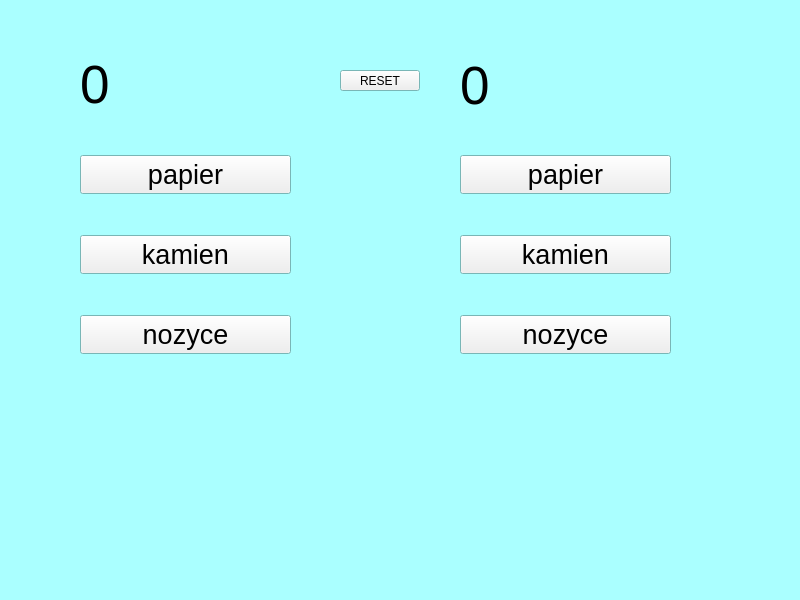
Qt form QT/qt-16.11.2021/pkn/mainwindow.ui (johnny43death/3e_programy) before a commit.
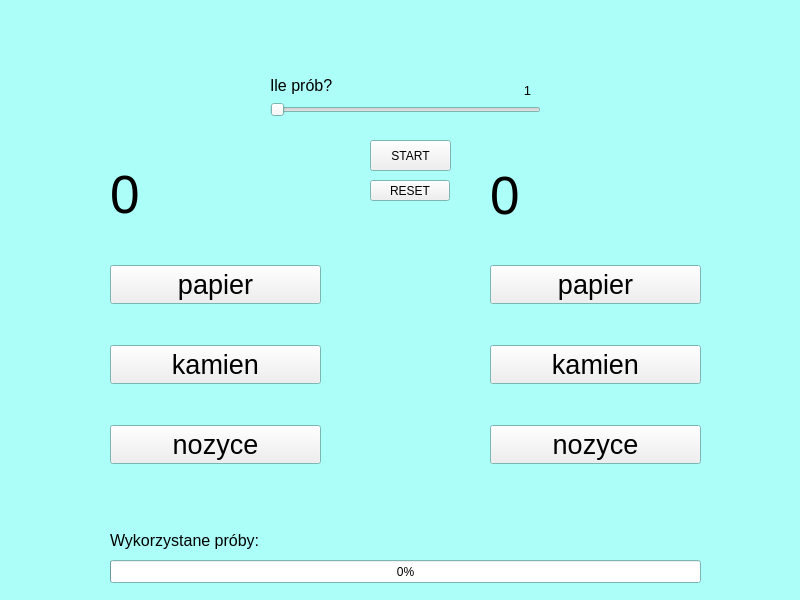
The same form after that commit.

What changed in the file:
```diff
--- a/QT/qt-16.11.2021/pkn/mainwindow.ui
+++ b/QT/qt-16.11.2021/pkn/mainwindow.ui
@@ -25,9 +25,9 @@
      <colorrole role="Window">
       <brush brushstyle="SolidPattern">
        <color alpha="255">
-        <red>170</red>
+        <red>172</red>
         <green>255</green>
-        <blue>255</blue>
+        <blue>249</blue>
        </color>
       </brush>
      </colorrole>
@@ -45,9 +45,9 @@
      <colorrole role="Window">
       <brush brushstyle="SolidPattern">
        <color alpha="255">
-        <red>170</red>
+        <red>172</red>
         <green>255</green>
-        <blue>255</blue>
+        <blue>249</blue>
        </color>
       </brush>
      </colorrole>
@@ -56,18 +56,18 @@
      <colorrole role="Base">
       <brush brushstyle="SolidPattern">
        <color alpha="255">
-        <red>170</red>
+        <red>172</red>
         <green>255</green>
-        <blue>255</blue>
+        <blue>249</blue>
        </color>
       </brush>
      </colorrole>
      <colorrole role="Window">
       <brush brushstyle="SolidPattern">
        <color alpha="255">
-        <red>170</red>
+        <red>172</red>
         <green>255</green>
-        <blue>255</blue>
+        <blue>249</blue>
        </color>
       </brush>
      </colorrole>
@@ -81,8 +81,8 @@
    <widget class="QWidget" name="gridLayoutWidget">
     <property name="geometry">
      <rect>
-      <x>80</x>
-      <y>120</y>
+      <x>110</x>
+      <y>230</y>
       <width>211</width>
       <height>271</height>
      </rect>
@@ -129,8 +129,8 @@
    <widget class="QWidget" name="gridLayoutWidget_2">
     <property name="geometry">
      <rect>
-      <x>460</x>
-      <y>120</y>
+      <x>490</x>
+      <y>230</y>
       <width>211</width>
       <height>271</height>
      </rect>
@@ -177,12 +177,130 @@
    <widget class="QLabel" name="label">
     <property name="geometry">
      <rect>
-      <x>80</x>
-      <y>49</y>
+      <x>110</x>
+      <y>159</y>
       <width>211</width>
       <height>71</height>
      </rect>
     </property>
+    <property name="palette">
+     <palette>
+      <active>
+       <colorrole role="Text">
+        <brush brushstyle="SolidPattern">
+         <color alpha="255">
+          <red>255</red>
+          <green>255</green>
+          <blue>255</blue>
+         </color>
+        </brush>
+       </colorrole>
+       <colorrole role="Base">
+        <brush brushstyle="SolidPattern">
+         <color alpha="255">
+          <red>255</red>
+          <green>255</green>
+          <blue>255</blue>
+         </color>
+        </brush>
+       </colorrole>
+       <colorrole role="Window">
+        <brush brushstyle="SolidPattern">
+         <color alpha="255">
+          <red>255</red>
+          <green>0</green>
+          <blue>0</blue>
+         </color>
+        </brush>
+       </colorrole>
+       <colorrole role="PlaceholderText">
+        <brush brushstyle="SolidPattern">
+         <color alpha="128">
+          <red>255</red>
+          <green>255</green>
+          <blue>255</blue>
+         </color>
+        </brush>
+       </colorrole>
+      </active>
+      <inactive>
+       <colorrole role="Text">
+        <brush brushstyle="SolidPattern">
+         <color alpha="255">
+          <red>255</red>
+          <green>255</green>
+          <blue>255</blue>
+         </color>
+        </brush>
+       </colorrole>
+       <colorrole role="Base">
+        <brush brushstyle="SolidPattern">
+         <color alpha="255">
+          <red>255</red>
+          <green>255</green>
+          <blue>255</blue>
+         </color>
+        </brush>
+       </colorrole>
+       <colorrole role="Window">
+        <brush brushstyle="SolidPattern">
+         <color alpha="255">
+          <red>255</red>
+          <green>0</green>
+          <blue>0</blue>
+         </color>
+        </brush>
+       </colorrole>
+       <colorrole role="PlaceholderText">
+        <brush brushstyle="SolidPattern">
+         <color alpha="128">
+          <red>255</red>
+          <green>255</green>
+          <blue>255</blue>
+         </color>
+        </brush>
+       </colorrole>
+      </inactive>
+      <disabled>
+       <colorrole role="Text">
+        <brush brushstyle="SolidPattern">
+         <color alpha="255">
+          <red>120</red>
+          <green>120</green>
+          <blue>120</blue>
+         </color>
+        </brush>
+       </colorrole>
+       <colorrole role="Base">
+        <brush brushstyle="SolidPattern">
+         <color alpha="255">
+          <red>255</red>
+          <green>0</green>
+          <blue>0</blue>
+         </color>
+        </brush>
+       </colorrole>
+       <colorrole role="Window">
+        <brush brushstyle="SolidPattern">
+         <color alpha="255">
+          <red>255</red>
+          <green>0</green>
+          <blue>0</blue>
+         </color>
+        </brush>
+       </colorrole>
+       <colorrole role="PlaceholderText">
+        <brush brushstyle="SolidPattern">
+         <color alpha="128">
+          <red>0</red>
+          <green>0</green>
+          <blue>0</blue>
+         </color>
+        </brush>
+       </colorrole>
+      </disabled>
+     </palette>
+    </property>
     <property name="font">
      <font>
       <pointsize>40</pointsize>
@@ -198,8 +316,8 @@
    <widget class="QLabel" name="label_2">
     <property name="geometry">
      <rect>
-      <x>460</x>
-      <y>50</y>
+      <x>490</x>
+      <y>160</y>
       <width>211</width>
       <height>71</height>
      </rect>
@@ -219,8 +337,8 @@
    <widget class="QPushButton" name="reset">
     <property name="geometry">
      <rect>
-      <x>340</x>
-      <y>70</y>
+      <x>370</x>
+      <y>180</y>
       <width>80</width>
       <height>21</height>
      </rect>
@@ -229,6 +347,105 @@
      <string>RESET</string>
     </property>
    </widget>
+   <widget class="QSlider" name="horizontalSlider">
+    <property name="geometry">
+     <rect>
+      <x>270</x>
+      <y>100</y>
+      <width>271</width>
+      <height>20</height>
+     </rect>
+    </property>
+    <property name="minimum">
+     <number>1</number>
+    </property>
+    <property name="orientation">
+     <enum>Qt::Horizontal</enum>
+    </property>
+   </widget>
+   <widget class="QPushButton" name="startButton">
+    <property name="geometry">
+     <rect>
+      <x>370</x>
+      <y>140</y>
+      <width>81</width>
+      <height>31</height>
+     </rect>
+    </property>
+    <property name="text">
+     <string>START</string>
+    </property>
+   </widget>
+   <widget class="QLabel" name="label_3">
+    <property name="geometry">
+     <rect>
+      <x>450</x>
+      <y>80</y>
+      <width>81</width>
+      <height>20</height>
+     </rect>
+    </property>
+    <property name="font">
+     <font>
+      <pointsize>10</pointsize>
+     </font>
+    </property>
+    <property name="text">
+     <string>1</string>
+    </property>
+    <property name="alignment">
+     <set>Qt::AlignRight|Qt::AlignTrailing|Qt::AlignVCenter</set>
+    </property>
+   </widget>
+   <widget class="QLabel" name="label_4">
+    <property name="geometry">
+     <rect>
+      <x>270</x>
+      <y>70</y>
+      <width>71</width>
+      <height>31</height>
+     </rect>
+    </property>
+    <property name="font">
+     <font>
+      <pointsize>12</pointsize>
+     </font>
+    </property>
+    <property name="text">
+     <string>Ile prób? </string>
+    </property>
+   </widget>
+   <widget class="QLabel" name="label_5">
+    <property name="geometry">
+     <rect>
+      <x>110</x>
+      <y>530</y>
+      <width>161</width>
+      <height>21</height>
+     </rect>
+    </property>
+    <property name="font">
+     <font>
+      <pointsize>12</pointsize>
+     </font>
+    </property>
+    <property name="text">
+     <string>Wykorzystane próby: </string>
+    </property>
+   </widget>
+   <widget class="QProgressBar" name="progressBar">
+    <property name="geometry">
+     <rect>
+      <x>110</x>
+      <y>560</y>
+      <width>591</width>
+      <height>23</height>
+     </rect>
+    </property>
+    <property name="value">
+     <number>0</number>
+    </property>
+   </widget>
   </widget>
  </widget>
  <resources/>
```
Left out of the diff: 19 changed lines with no effect on the pictures.
